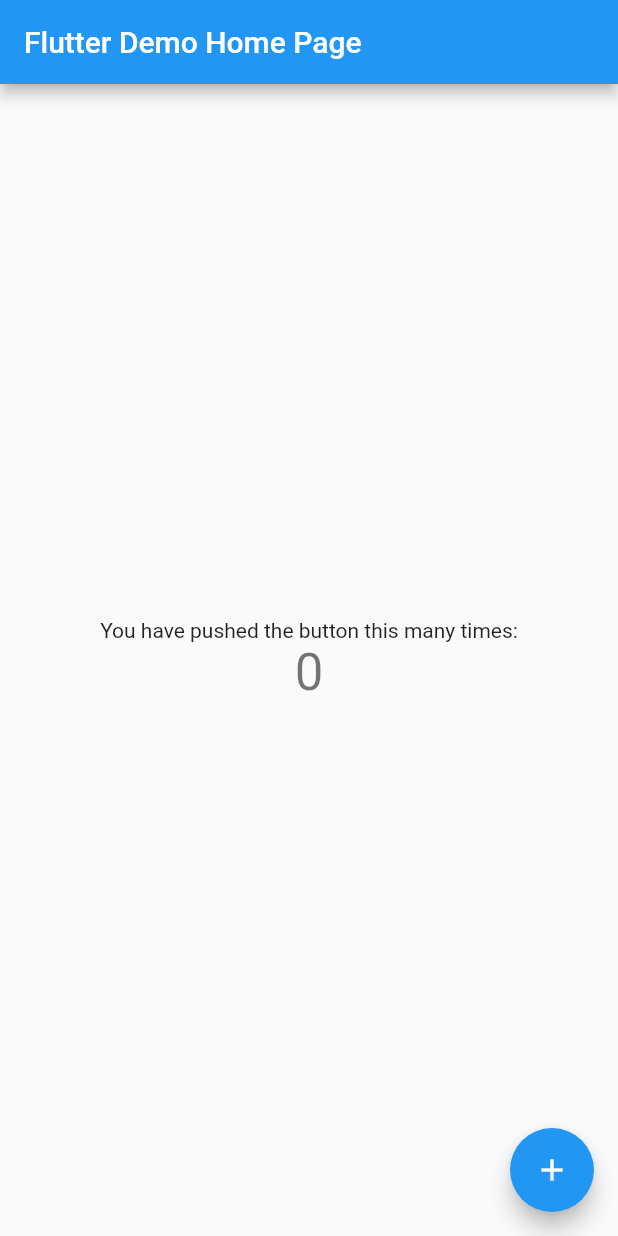
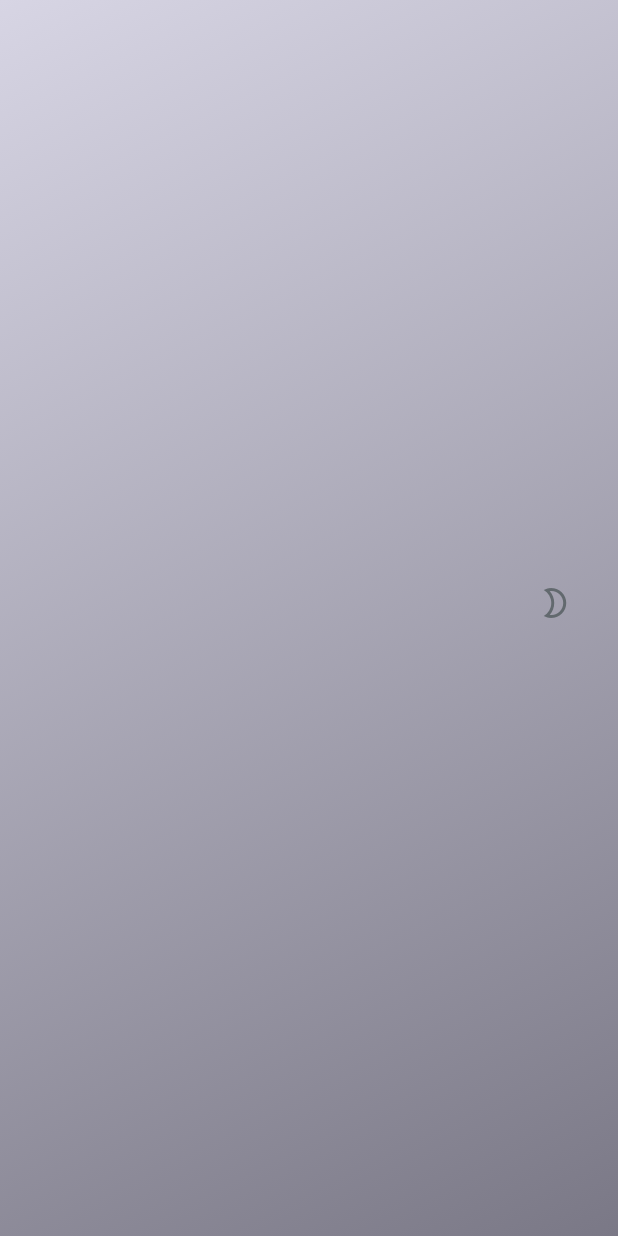
Before and after one commit to TejasPatel3300/flutter_neumorphic_music_player, a Flutter app: the screen it shows after launch, on a phone screen of 412 x 824 dp. Run offline on Flutter 3.47's test engine with Material 2 defaults, Android fonts, the light colour scheme and no system bars.

Commit message:
feat: font-files and packages added

```diff
--- /dev/null
+++ b/lib/constants/colors.dart
@@ -0,0 +1,28 @@
+import 'package:flutter/material.dart';
+
+class AppColors {
+  AppColors._();
+
+  static const Color bgColorLightTop = Color(0xFFD7D5E4);
+  static const Color bgColorLightBottom = Color(0xFF7A7886);
+  static const Color bgColorDarkTop = Color(0xFF62696E);
+  static const Color bgColorDarkBottom = Color(0xFF2A1D29);
+
+  static const Color textColorLight = Color(0xFFD7D5E4);
+  static const Color textColorDark = Color(0xFF2A1D29);
+
+  static const Color themeColorLight = Color(0xFF00B0AA);
+  static const Color themeColorDark = Color(0xFF005855);
+
+  static const Gradient gradientLightMode = LinearGradient(
+    colors: [bgColorLightTop, bgColorLightBottom],
+    begin: Alignment.topLeft,
+    end: Alignment.bottomRight,
+  );
+
+  static const Gradient gradientDarkMode = LinearGradient(
+    colors: [bgColorDarkTop, bgColorDarkBottom],
+    begin: Alignment.topLeft,
+    end: Alignment.bottomRight,
+  );
+}
--- a/lib/main.dart
+++ b/lib/main.dart
@@ -1,4 +1,5 @@
 import 'package:flutter/material.dart';
+import 'package:neumorphic_music_player/ui/music_player_screen.dart';
 
 void main() {
   runApp(const MyApp());
@@ -7,109 +8,14 @@
 class MyApp extends StatelessWidget {
   const MyApp({Key? key}) : super(key: key);
 
-  // This widget is the root of your application.
   @override
   Widget build(BuildContext context) {
     return MaterialApp(
       title: 'Flutter Demo',
       theme: ThemeData(
-        // This is the theme of your application.
-        //
-        // Try running your application with "flutter run". You'll see the
-        // application has a blue toolbar. Then, without quitting the app, try
-        // changing the primarySwatch below to Colors.green and then invoke
-        // "hot reload" (press "r" in the console where you ran "flutter run",
-        // or simply save your changes to "hot reload" in a Flutter IDE).
-        // Notice that the counter didn't reset back to zero; the application
-        // is not restarted.
         primarySwatch: Colors.blue,
       ),
-      home: const MyHomePage(title: 'Flutter Demo Home Page'),
+      home: MusicPlayerScreen(),
     );
   }
 }
-
-class MyHomePage extends StatefulWidget {
-  const MyHomePage({Key? key, required this.title}) : super(key: key);
-
-  // This widget is the home page of your application. It is stateful, meaning
-  // that it has a State object (defined below) that contains fields that affect
-  // how it looks.
-
-  // This class is the configuration for the state. It holds the values (in this
-  // case the title) provided by the parent (in this case the App widget) and
-  // used by the build method of the State. Fields in a Widget subclass are
-  // always marked "final".
-
-  final String title;
-
-  @override
-  State<MyHomePage> createState() => _MyHomePageState();
-}
-
-class _MyHomePageState extends State<MyHomePage> {
-  int _counter = 0;
-
-  void _incrementCounter() {
-    setState(() {
-      // This call to setState tells the Flutter framework that something has
-      // changed in this State, which causes it to rerun the build method below
-      // so that the display can reflect the updated values. If we changed
-      // _counter without calling setState(), then the build method would not be
-      // called again, and so nothing would appear to happen.
-      _counter++;
-    });
-  }
-
-  @override
-  Widget build(BuildContext context) {
-    // This method is rerun every time setState is called, for instance as done
-    // by the _incrementCounter method above.
-    //
-    // The Flutter framework has been optimized to make rerunning build methods
-    // fast, so that you can just rebuild anything that needs updating rather
-    // than having to individually change instances of widgets.
-    return Scaffold(
-      appBar: AppBar(
-        // Here we take the value from the MyHomePage object that was created by
-        // the App.build method, and use it to set our appbar title.
-        title: Text(widget.title),
-      ),
-      body: Center(
-        // Center is a layout widget. It takes a single child and positions it
-        // in the middle of the parent.
-        child: Column(
-          // Column is also a layout widget. It takes a list of children and
-          // arranges them vertically. By default, it sizes itself to fit its
-          // children horizontally, and tries to be as tall as its parent.
-          //
-          // Invoke "debug painting" (press "p" in the console, choose the
-          // "Toggle Debug Paint" action from the Flutter Inspector in Android
-          // Studio, or the "Toggle Debug Paint" command in Visual Studio Code)
-          // to see the wireframe for each widget.
-          //
-          // Column has various properties to control how it sizes itself and
-          // how it positions its children. Here we use mainAxisAlignment to
-          // center the children vertically; the main axis here is the vertical
-          // axis because Columns are vertical (the cross axis would be
-          // horizontal).
-          mainAxisAlignment: MainAxisAlignment.center,
-          children: <Widget>[
-            const Text(
-              'You have pushed the button this many times:',
-            ),
-            Text(
-              '$_counter',
-              style: Theme.of(context).textTheme.headline4,
-            ),
-          ],
-        ),
-      ),
-      floatingActionButton: FloatingActionButton(
-        onPressed: _incrementCounter,
-        tooltip: 'Increment',
-        child: const Icon(Icons.add),
-      ), // This trailing comma makes auto-formatting nicer for build methods.
-    );
-  }
-}
--- /dev/null
+++ b/lib/ui/music_player_screen.dart
@@ -0,0 +1,70 @@
+import 'package:flutter/material.dart';
+import 'package:neumorphic_music_player/constants/colors.dart';
+
+class MusicPlayerScreen extends StatefulWidget {
+  const MusicPlayerScreen({Key? key}) : super(key: key);
+
+  @override
+  _MusicPlayerScreenState createState() => _MusicPlayerScreenState();
+}
+
+class _MusicPlayerScreenState extends State<MusicPlayerScreen> {
+  bool _isLightMode = true;
+  @override
+  Widget build(BuildContext context) {
+    return Scaffold(
+      body: Container(
+        decoration: BoxDecoration(
+          gradient: _isLightMode
+              ? AppColors.gradientLightMode
+              : AppColors.gradientDarkMode,
+        ),
+        child: SafeArea(
+          child: Container(
+            width: double.infinity,
+            height: double.infinity,
+            child: Column(
+              mainAxisAlignment: MainAxisAlignment.spaceAround,
+              children: [
+                Container(
+                  child: Column(
+                    children: [
+                      Row(
+                        mainAxisAlignment: MainAxisAlignment.end,
+                        children: [
+                          GestureDetector(
+                            onTap: _changeThemeMode,
+                            child: Container(
+                              margin:
+                                  const EdgeInsets.symmetric(horizontal: 30),
+                              child: _isLightMode
+                                  ? const Icon(
+                                      Icons.mode_night_outlined,
+                                      color: AppColors.bgColorDarkTop,
+                                    )
+                                  : const Icon(
+                                      Icons.light_mode_outlined,
+                                      color: AppColors.bgColorLightTop,
+                                    ),
+                            ),
+                          )
+                        ],
+                      ),
+                      const SizedBox(height: 20),
+                    ],
+                  ),
+                ),
+              ],
+            ),
+          ),
+        ),
+      ),
+    );
+  }
+
+  /// method to change theme mode
+  void _changeThemeMode() {
+    _isLightMode = !_isLightMode;
+    setState(() {});
+  }
+}
```
Also changed, not shown: pubspec.yaml (+8 -14 lines), assets/fonts/Roboto-Black.ttf (added), assets/fonts/Roboto-BlackItalic.ttf (added), assets/fonts/Roboto-Bold.ttf (added), assets/fonts/Roboto-BoldItalic.ttf (added), assets/fonts/Roboto-Italic.ttf (added), assets/fonts/Roboto-Light.ttf (added), assets/fonts/Roboto-LightItalic.ttf (added), assets/fonts/Roboto-Medium.ttf (added), assets/fonts/Roboto-MediumItalic.ttf (added), assets/fonts/Roboto-Regular.ttf (added), assets/fonts/Roboto-Thin.ttf (added), assets/fonts/Roboto-ThinItalic.ttf (added).
